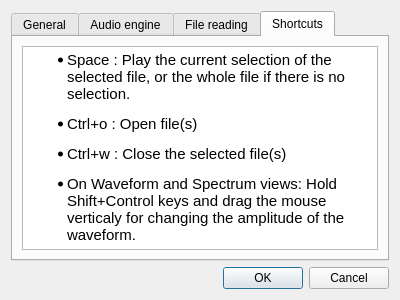
Old version of the form src/wdialogsettings.ui in the repository gillesdegottex/dfasma.
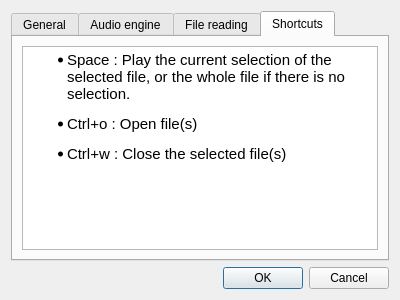
New version of the form. The open tabs and pages were chosen to show the change.

Diff of the .ui file:
```diff
--- a/src/wdialogsettings.ui
+++ b/src/wdialogsettings.ui
@@ -129,8 +129,7 @@
 &lt;/style&gt;&lt;/head&gt;&lt;body style=&quot; font-family:'Ubuntu'; font-size:11pt; font-weight:400; font-style:normal;&quot;&gt;
 &lt;ul style=&quot;margin-top: 0px; margin-bottom: 0px; margin-left: 0px; margin-right: 0px; -qt-list-indent: 1;&quot;&gt;&lt;li style=&quot; margin-top:12px; margin-bottom:12px; margin-left:0px; margin-right:0px; -qt-block-indent:0; text-indent:0px;&quot;&gt;Space : Play the current selection of the selected file, or the whole file if there is no selection.&lt;/li&gt;
 &lt;li style=&quot; margin-top:12px; margin-bottom:12px; margin-left:0px; margin-right:0px; -qt-block-indent:0; text-indent:0px;&quot;&gt;Ctrl+o : Open file(s)&lt;/li&gt;
-&lt;li style=&quot; margin-top:12px; margin-bottom:12px; margin-left:0px; margin-right:0px; -qt-block-indent:0; text-indent:0px;&quot;&gt;Ctrl+w : Close the selected file(s)&lt;/li&gt;
-&lt;li style=&quot; margin-top:12px; margin-bottom:12px; margin-left:0px; margin-right:0px; -qt-block-indent:0; text-indent:0px;&quot;&gt;On Waveform and Spectrum views: Hold Shift+Control keys and drag the mouse verticaly for changing the amplitude of the waveform.&lt;/li&gt;&lt;/ul&gt;&lt;/body&gt;&lt;/html&gt;</string>
+&lt;li style=&quot; margin-top:12px; margin-bottom:12px; margin-left:0px; margin-right:0px; -qt-block-indent:0; text-indent:0px;&quot;&gt;Ctrl+w : Close the selected file(s)&lt;/li&gt;&lt;/ul&gt;&lt;/body&gt;&lt;/html&gt;</string>
          </property>
         </widget>
        </item>
```
Left out of the diff: 2 changed lines with no effect on the pictures.
